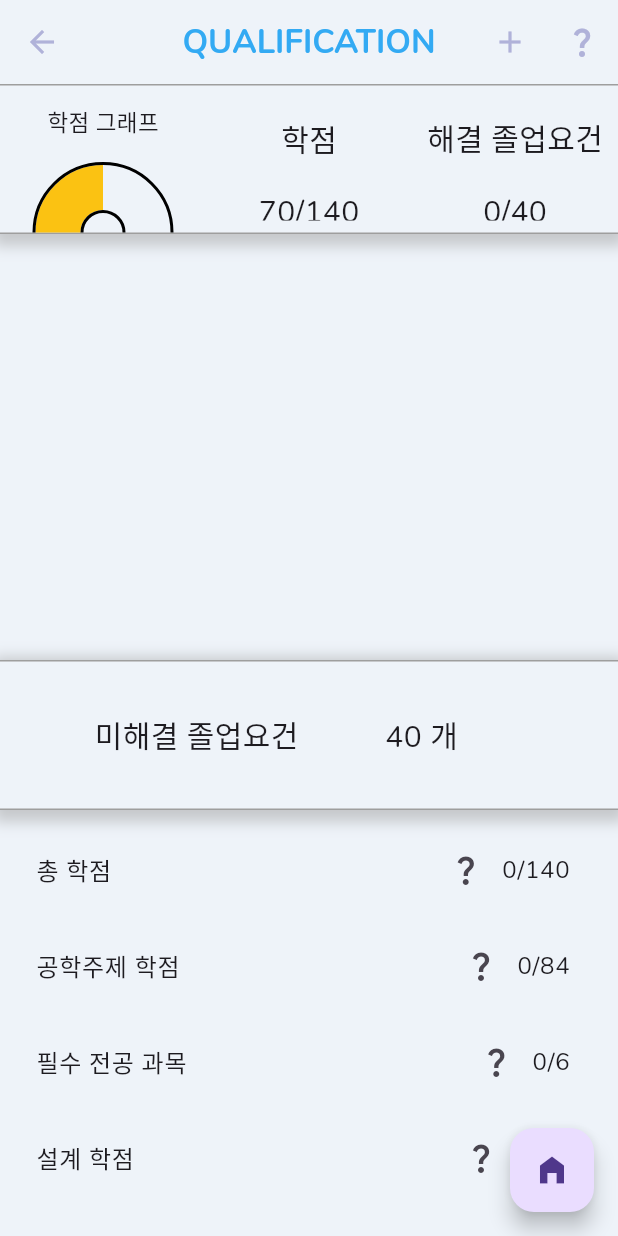
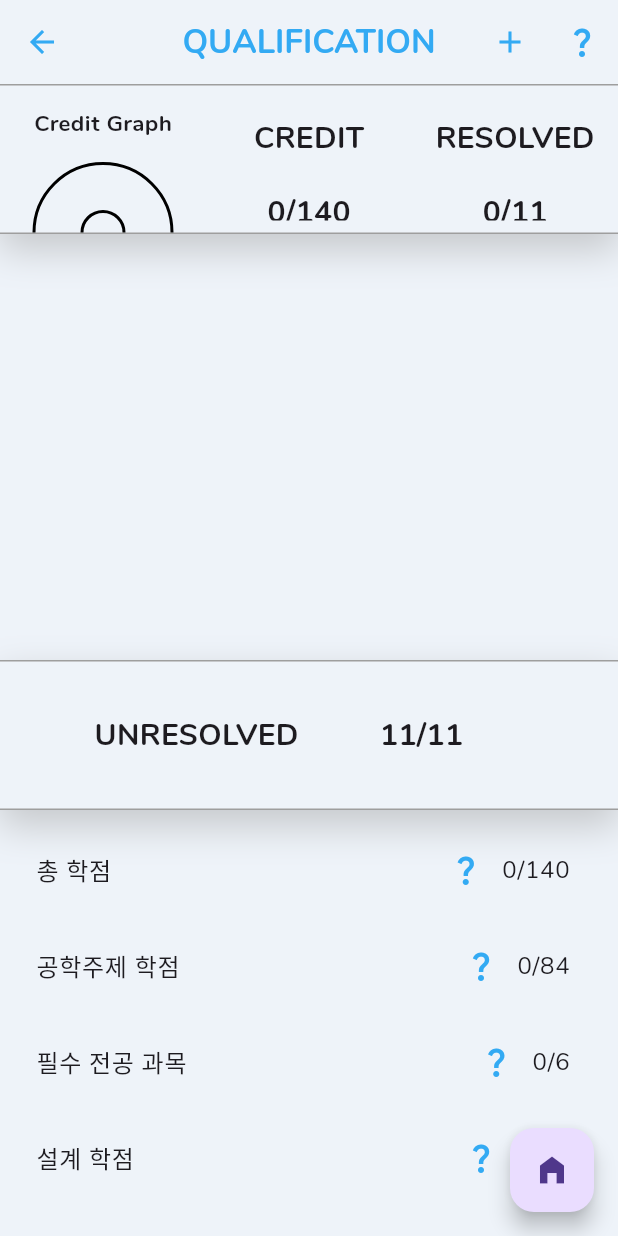
Before and after one commit to CAU-Mobile-Team4/causw_graduate, a Flutter app: the GraduateQualification screen opened directly, on a phone screen of 412 x 824 dp. Run offline on Flutter 3.47's test engine with Material 3 defaults, Android fonts, the phone set to English and light mode, and no system bars; our stand-ins replace flutter_speed_dial, shared_preferences, table_calendar; accounts and stored records are empty.

Commit message:
학점 띄우기 해결한 졸업요건 개수 띄우기 그래프 반응형으로 만들기 완료

```diff
--- a/lib/GraduateUI/BSMclassSelection.dart
+++ b/lib/GraduateUI/BSMclassSelection.dart
@@ -26,11 +26,11 @@ class _BSMclassSelectionState extends State<BSMclassSelection> {
         ),
           centerTitle: true,
           leading: IconButton(onPressed: (){
-            Navigator.pop(context, MaterialPageRoute(builder:
+            Navigator.push(context, MaterialPageRoute(builder:
                 (context)=> ClassSelection()
             )
             );
-          }, icon: Icon(Icons.arrow_back,color: AppColor.purple,)),
+          }, icon: Icon(Icons.arrow_back,color: AppColor.main,)),
           backgroundColor: AppColor.background,
           automaticallyImplyLeading: false,
          ),
--- a/lib/GraduateUI/EachGraduateQualificationInfo.dart
+++ b/lib/GraduateUI/EachGraduateQualificationInfo.dart
@@ -15,7 +15,7 @@ class EachGraduateQualificationInfo extends StatelessWidget {
           centerTitle: true,
         leading: IconButton(
             onPressed: (){
-              Navigator.pop(context, MaterialPageRoute(builder:
+              Navigator.push(context, MaterialPageRoute(builder:
                   (context)=> GraduateQualification()
               )
               );
--- a/lib/GraduateUI/GEclassSelectionPage.dart
+++ b/lib/GraduateUI/GEclassSelectionPage.dart
@@ -24,11 +24,11 @@ class _SelectGEclassState extends State<SelectGEclass> {
           appBar: AppBar(title: Text('GE CLASS',style: TextStyle(color: AppColor.main,fontWeight: FontWeight.bold),
           ),
             leading: IconButton(onPressed: (){
-              Navigator.pop(context, MaterialPageRoute(builder:
+              Navigator.push(context, MaterialPageRoute(builder:
                   (context)=> ClassSelection()
               )
               );
-            }, icon: Icon(Icons.arrow_back,color: AppColor.purple,)),
+            }, icon: Icon(Icons.arrow_back,color: AppColor.main,)),
             centerTitle: true,
             automaticallyImplyLeading: false,
 
--- a/lib/GraduateUI/GraduateInformationPage.dart
+++ b/lib/GraduateUI/GraduateInformationPage.dart
@@ -17,7 +17,7 @@ class GraduateInformation extends StatelessWidget {
           centerTitle: true,
           backgroundColor: AppColor.background,
           leading: const BackButton(
-        color: AppColor.purple,
+        color: AppColor.main,
       )),
       body:const Text("미안하다 이거 보여주려고 어그로끌었다.. 나루토 사스케 싸움수준 ㄹㅇ실화냐? 진짜 세계관최강자들의 싸움이다.. 그찐따같던 나루토가 맞나? 진짜 나루토는 전설이다..진짜옛날에 맨날나루토봘는데 왕같은존재인 호카게 되서 세계최강 전설적인 영웅이된나루토보면 진짜내가다 감격스럽고 나루토 노래부터 명장면까지 가슴울리는장면들이 뇌리에 스치면서 가슴이 웅장해진다.. 그리고 극장판 에 카카시앞에 운석날라오는 거대한 걸 사스케가 갑자기 순식간에 나타나서 부숴버리곤 개간지나게 나루토가 없다면 마을을 지킬 자는 나밖에 없다 라며 바람처럼 사라진장면은 진짜 나루토처음부터 본사람이면 안울수가없더라 진짜 너무 감격스럽고 보루토를 최근에 알았는데 미안하다.. 지금20화보는데 진짜 나루토세대나와서 너무 감격스럽고 모두어엿하게 큰거보니 내가 다 뭔가 알수없는 추억이라해야되나 그런감정이 이상하게 얽혀있다.. 시노는 말이많아진거같다 좋은선생이고..그리고 보루토왜욕하냐 귀여운데 나루토를보는것같다 성격도 닮았어 그리고버루토에 나루토사스케 둘이싸워도 이기는 신같은존재 나온다는게 사실임?? 그리고인터닛에 쳐봣는디 이거 ㄹㅇㄹㅇ 진짜팩트냐?? 저적이 보루토에 나오는 신급괴물임?ㅡ 나루토사스케 합체한거봐라 진짜 ㅆㅂ 이거보고 개충격먹어가지고 와 소리 저절로 나오더라 ;; 진짜 저건 개오지는데.. 저게 ㄹㅇ이면 진짜 꼭봐야돼 진짜 세계도 파괴시키는거아니야 .. 와 진짜 나루토사스케가 저렇게 되다니 진짜 눈물나려고했다.. 버루토그라서 계속보는중인데 저거 ㄹㅇ이냐..? 하.. ㅆㅂ 사스케 보고싶다..  진짜언제 이렇게 신급 최강들이 되었을까 옛날생각나고 나 중딩때생각나고 뭔가 슬프기도하고 좋기도하고 감격도하고 여러가지감정이 복잡하네.. 아무튼 나루토는 진짜 애니중최거명작임.."
       "세상에 70억명의 호날두 팬이 있다면, 나는 그들 중 한 명일 것이다.세상에 1억명의 호날두 팬이 있다면., 나 또한 그들 중 한 명일 것이다."
--- a/lib/GraduateUI/GraduateQualification.dart
+++ b/lib/GraduateUI/GraduateQualification.dart
@@ -1,4 +1,7 @@
+
+
 import 'package:causw_graduate/GraduateProvider/Requirement/Detail/DetailCondition.dart';
+
 import 'package:causw_graduate/GraduateProvider/Requirement/GraduateAnalysis.dart';
 import 'package:causw_graduate/GraduateUI/ClassSelectionPage.dart';
 import 'package:causw_graduate/GraduateUI/EachGraduateQualificationInfo.dart';
@@ -24,11 +27,12 @@ class HalfCircularGraph extends StatefulWidget {
 class _HalfCircularGraphState extends State<HalfCircularGraph> {
   @override
   Widget build(BuildContext context) {
+    final graduateAnalysis2 = Provider.of<GraduateAnalysis>(context);
     return SizedBox(
       width: MediaQuery.of(context).size.width * 0.8,
       height: MediaQuery.of(context).size.width * 0.8,
       child: CustomPaint(
-        painter: CircularGraphPainter(radius: 30),
+        painter: CircularGraphPainter(graduateAnalysis: graduateAnalysis2, radius: 30),
       ),
     );
   }
@@ -36,8 +40,8 @@ class _HalfCircularGraphState extends State<HalfCircularGraph> {
 
 class CircularGraphPainter extends CustomPainter {
   final double radius; // 반지름을 전달받는 생성자 추가
-
-  CircularGraphPainter({this.radius = 10.0});
+  final graduateAnalysis;
+  CircularGraphPainter({required this.graduateAnalysis, this.radius = 10.0});
   @override
   void paint(Canvas canvas, Size size) {
     Paint paint = Paint()
@@ -60,7 +64,7 @@ class CircularGraphPainter extends CustomPainter {
     canvas.drawArc(
       Rect.fromCircle(center: center, radius: radius),
       -pi, // 시작 각도
-      pi/2, // 그릴 각도 (반원이므로 pi)
+      pi*((graduateAnalysis.requiredCondition[0].satisfied)/(graduateAnalysis.requiredCondition[0].require)), // 그릴 각도 (반원이므로 pi)
       false,
       paint,
     );
@@ -94,13 +98,10 @@ class GraduateQualification extends StatefulWidget {
 }
 
 class _GraduateQualificationState extends State<GraduateQualification> {
-  final classes = List.generate(40, (i) => "Class ${i + 1}").toList();
-  final List<bool> checkedClasses = List.generate(40, (index) => false);
 
   @override
   Widget build(BuildContext context) {
     final graduateAnalysis = Provider.of<GraduateAnalysis>(context);
-
     Widget _buildTextBasedOnType(DetailCondition condition) {
       switch (condition.type) {
         case 2:
@@ -115,7 +116,7 @@ class _GraduateQualificationState extends State<GraduateQualification> {
                     Navigator.push(context, MaterialPageRoute(builder:
                     (context)=> EachGraduateQualificationInfo(guideline: condition.guideLine,)
                     ));
-                  }, icon: Icon(Icons.question_mark)),
+                  }, icon: Icon(Icons.question_mark,color: AppColor.main,)),
                   Text('${condition.satisfied}/${condition.require}'),
                 ],
               )
@@ -134,7 +135,7 @@ class _GraduateQualificationState extends State<GraduateQualification> {
                     (context)=> EachGraduateQualificationInfo(guideline: condition.guideLine)
                     ));
                   },
-                      icon: Icon(Icons.question_mark)),
+                      icon: Icon(Icons.question_mark,color: AppColor.main)),
                   Text('${condition.satisfied}/${condition.require}'),
                 ],
               )
@@ -152,7 +153,7 @@ class _GraduateQualificationState extends State<GraduateQualification> {
                     Navigator.push(context, MaterialPageRoute(builder:
                     (context)=> EachGraduateQualificationInfo(guideline: condition.guideLine)
                     ));
-                  }, icon: Icon(Icons.question_mark)),
+                  }, icon: Icon(Icons.question_mark,color: AppColor.main)),
                   Text('${condition.satisfied}/${condition.require}'),
                 ],
               )
@@ -161,22 +162,6 @@ class _GraduateQualificationState extends State<GraduateQualification> {
       }
     }
 
-    List<String> selectedClasses = [];
-    for (int i = 0; i < classes.length; i++) {
-      if (checkedClasses[i]) {
-        selectedClasses.add(classes[i]);
-      }
-    }
-
-    List<String> selectedClasses2 = [];
-    for (int i = 0; i < classes.length; i++) {
-      if (!checkedClasses[i]) {
-        selectedClasses2.add(classes[i]);
-      }
-    }
-
-    int checkedCount = checkedClasses.where((element) => element).length;
-    int unCheckedCount = checkedClasses.where((element) => !element).length;
 
     return Scaffold(
       backgroundColor: AppColor.background,
@@ -188,14 +173,14 @@ class _GraduateQualificationState extends State<GraduateQualification> {
         backgroundColor: AppColor.background,
         leading: IconButton(
             onPressed: (){
-              Navigator.pop(context, MaterialPageRoute(builder:
+              Navigator.push(context, MaterialPageRoute(builder:
               (context)=> InformationEntryPage()
           )
           );
-        }, icon: Icon(Icons.arrow_back,color: AppColor.purple,)),
+        }, icon: Icon(Icons.arrow_back,color: AppColor.main,)),
       actions: <Widget>[
         IconButton(
-          icon: Icon(Icons.add,color: AppColor.purple,),
+          icon: Icon(Icons.add,color: AppColor.main,),
           onPressed: () {
             Navigator.push(context, MaterialPageRoute(builder:
                 (context)=> ClassSelection()
@@ -207,7 +192,7 @@ class _GraduateQualificationState extends State<GraduateQualification> {
           IconButton(
               icon: const Icon(
                 Icons.question_mark,
-                color: AppColor.purple,
+                color: AppColor.main,
               ),
               onPressed: () {
                 Navigator.push(
@@ -229,9 +214,9 @@ class _GraduateQualificationState extends State<GraduateQualification> {
                   boxShadow: [
                     BoxShadow(
                       color: Colors.grey.withOpacity(0.5),
-                      spreadRadius: 5,
-                      blurRadius: 7,
-                      offset: const Offset(0, 3), // changes position of shadow
+                      spreadRadius: 1,
+                      blurRadius: 20,
+                      offset: const Offset(0, 10), // changes position of shadow
                     ),
                   ],
                   border: const Border(
@@ -247,8 +232,8 @@ class _GraduateQualificationState extends State<GraduateQualification> {
                             height: 50,
                             alignment: Alignment.center,
                             child: const Text(
-                              "학점 그래프",
-                              style: TextStyle(fontSize: 15),
+                              "Credit Graph",
+                              style: TextStyle(fontSize: 15,fontWeight: FontWeight.bold),
                             )), //학점 그래프와 학점은 그냥 출력만 해둔거 나중에 데이터 들어오면 기능 구현될거
                         Container(
                             decoration: const BoxDecoration(),
@@ -264,15 +249,15 @@ class _GraduateQualificationState extends State<GraduateQualification> {
                               decoration: const BoxDecoration(),
                               alignment: Alignment.center,
                               child: const Text(
-                                "학점",
-                                style: TextStyle(fontSize: 20),
+                                "CREDIT",
+                                style: TextStyle(fontSize: 20,fontWeight: FontWeight.bold),
                               )),
                           Container(
                               alignment: Alignment.center,
                               width: 150,
                               height: 20,
-                              child: const Text("70/140",
-                                  style: TextStyle(fontSize: 20)))
+                              child: Text("${graduateAnalysis.requiredCondition[0].satisfied}/${graduateAnalysis.requiredCondition[0].require}",
+                                  style: TextStyle(fontSize: 20,fontWeight: FontWeight.bold)))
                         ],
                       )),
                   Flexible(
@@ -284,14 +269,14 @@ class _GraduateQualificationState extends State<GraduateQualification> {
                               height: 70,
                               decoration: const BoxDecoration(),
                               alignment: Alignment.center,
-                              child: const Text("해결 졸업요건",
-                                  style: TextStyle(fontSize: 20))),
+                              child: const Text("RESOLVED",
+                                  style: TextStyle(fontSize: 20,fontWeight: FontWeight.bold))),
                           Container(
                               alignment: Alignment.center,
                               width: 150,
                               height: 20,
-                              child: Text("$checkedCount/40",
-                                  style: const TextStyle(fontSize: 20)))
+                              child: Text("${graduateAnalysis.satisfiedConditionCount}/${graduateAnalysis.requiredConditionCount+graduateAnalysis.satisfiedConditionCount}",
+                                  style: const TextStyle(fontSize: 20,fontWeight: FontWeight.bold)))
                         ],
                       )),
                 ],
@@ -317,9 +302,9 @@ class _GraduateQualificationState extends State<GraduateQualification> {
                 boxShadow: [
                   BoxShadow(
                     color: Colors.grey.withOpacity(0.5),
-                    spreadRadius: 5,
-                    blurRadius: 7,
-                    offset: const Offset(0, 3), // changes position of shadow
+                    spreadRadius: 1,
+                    blurRadius: 20,
+                    offset: const Offset(0, 10), // changes position of shadow
                   ),
                 ],
               ),
@@ -335,8 +320,8 @@ class _GraduateQualificationState extends State<GraduateQualification> {
                         height: 60,
                         decoration: const BoxDecoration(),
                         alignment: Alignment.center,
-                        child: const Text("미해결 졸업요건",
-                            style: TextStyle(fontSize: 20))),
+                        child: const Text("UNRESOLVED",
+                            style: TextStyle(fontSize: 20,fontWeight: FontWeight.bold))),
                   ),
                   Flexible(
                     flex: 1,
@@ -344,8 +329,8 @@ class _GraduateQualificationState extends State<GraduateQualification> {
                         alignment: Alignment.center,
                         width: 150,
                         height: 60,
-                        child: Text("$unCheckedCount 개",
-                            style: const TextStyle(fontSize: 20))),
+                        child: Text("${graduateAnalysis.requiredConditionCount}/${graduateAnalysis.requiredConditionCount+graduateAnalysis.satisfiedConditionCount}",
+                            style: const TextStyle(fontSize: 20,fontWeight: FontWeight.bold))),
                   )
                 ],
               )),
@@ -364,10 +349,9 @@ class _GraduateQualificationState extends State<GraduateQualification> {
         ],
       ),
       floatingActionButton: FloatingActionButton(onPressed: () {
-        Navigator.push(
+        Navigator.popUntil(
             context,
-            MaterialPageRoute(
-                builder: (context) => const StartPage()));
+            (route) => route.isFirst);
       },child:Icon(Icons.home_filled,)),
     );
   }
--- a/lib/GraduateUI/InformationEntryPage.dart
+++ b/lib/GraduateUI/InformationEntryPage.dart
@@ -71,6 +71,7 @@ class _InformationEntryPageState extends State<InformationEntryPage> {
                   flex: 3,
                   child: Center(
                     child: DropdownButton(
+                      dropdownColor: Colors.white,
                       value: studentInfo.majorStatus,
                       items: studentInfo.majorStatusList
                           .map(
```
Also changed, not shown: lib/GraduateUI/ClassSelectionPage.dart (+9 -3 lines), lib/GraduateUI/GraduationETCPage.dart (+22 -5 lines), lib/GraduateUI/MajorClassSelection.dart (+6 -6 lines).
